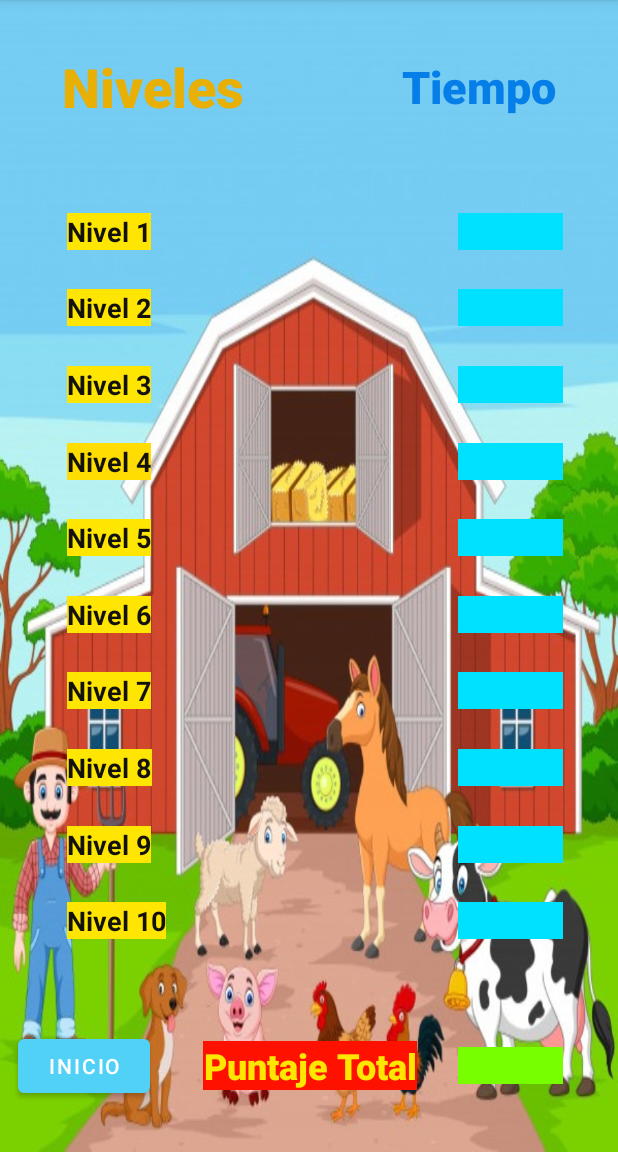
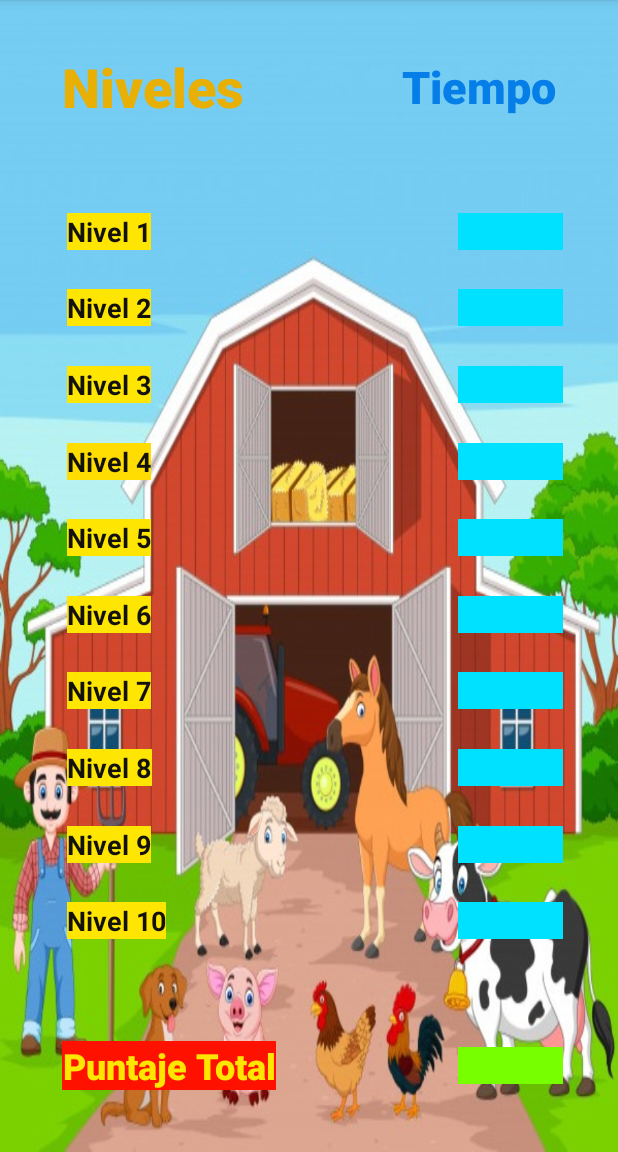
Before and after one commit to JessicaSantiagoQuijano/EasyMath, an Android app: the ThirdActivity screen opened directly, with no data from a screen before it, on a phone screen of 412 x 824 dp, the part 84-1236 px from its top. Run offline under Robolectric (Android 15) with nearby library versions, the phone set to English and light mode, and no system bars.

Commit message:
Nuevos cambios

```diff
--- a/app/src/main/java/mx/edu/unpa/JSQ_SQO/MainActivity.java
+++ b/app/src/main/java/mx/edu/unpa/JSQ_SQO/MainActivity.java
@@ -17,9 +17,6 @@ public class MainActivity extends AppCompatActivity {
     protected void onCreate(Bundle savedInstanceState) {
         super.onCreate(savedInstanceState);
         setContentView(R.layout.activity_main);
-//android:label="@string/app_name"
-        //Toast.makeText(this, "Nuevo Proyecto", Toast.LENGTH_LONG).show();
-
     }
 
     public void onClick(View v){
--- a/app/src/main/java/mx/edu/unpa/JSQ_SQO/ThirdActivity.java
+++ b/app/src/main/java/mx/edu/unpa/JSQ_SQO/ThirdActivity.java
@@ -1,10 +1,13 @@
 package mx.edu.unpa.JSQ_SQO;
 
+import androidx.activity.OnBackPressedCallback;
 import androidx.appcompat.app.AppCompatActivity;
 
 import android.content.Intent;
 import android.os.Bundle;
+import android.view.MenuItem;
 import android.view.View;
+import android.widget.Toast;
 
 public class ThirdActivity extends AppCompatActivity {
 
@@ -14,9 +17,11 @@ public class ThirdActivity extends AppCompatActivity {
         setContentView(R.layout.activity_third);
     }
 
-    public void clickInicio(View v){
+    @Override
+    public void onBackPressed(){
         Intent _intent = new Intent(ThirdActivity.this, MainActivity.class);
         startActivity(_intent);
+        super.onBackPressed();
     }
 
 }
--- a/app/src/main/res/layout/activity_third.xml
+++ b/app/src/main/res/layout/activity_third.xml
@@ -36,8 +36,7 @@
         android:textColor="#FFE600"
         android:textSize="24sp"
         app:layout_constraintBottom_toBottomOf="parent"
-        app:layout_constraintEnd_toStartOf="@+id/guideline10"
-        app:layout_constraintStart_toStartOf="@+id/guideline9"
+        app:layout_constraintStart_toStartOf="@+id/guideline4"
         app:layout_constraintTop_toTopOf="@+id/guideline3" />
 
     <TextView
@@ -373,16 +372,4 @@
         android:orientation="vertical"
         app:layout_constraintGuide_percent="0.75" />
 
-    <Button
-        android:id="@+id/button2"
-        android:layout_width="wrap_content"
-        android:layout_height="wrap_content"
-        android:layout_marginStart="8dp"
-        android:onClick="clickInicio"
-        android:text="Inicio"
-        app:layout_constraintBottom_toBottomOf="parent"
-        app:layout_constraintEnd_toStartOf="@+id/guideline9"
-        app:layout_constraintStart_toStartOf="parent"
-        app:layout_constraintTop_toTopOf="@+id/guideline3" />
-
 </androidx.constraintlayout.widget.ConstraintLayout>
--- a/build.gradle
+++ b/build.gradle
@@ -5,7 +5,7 @@ buildscript {
         jcenter()
     }
     dependencies {
-        classpath 'com.android.tools.build:gradle:4.2.1'
+        classpath 'com.android.tools.build:gradle:4.2.2'
 
         // NOTE: Do not place your application dependencies here; they belong
         // in the individual module build.gradle files
```
